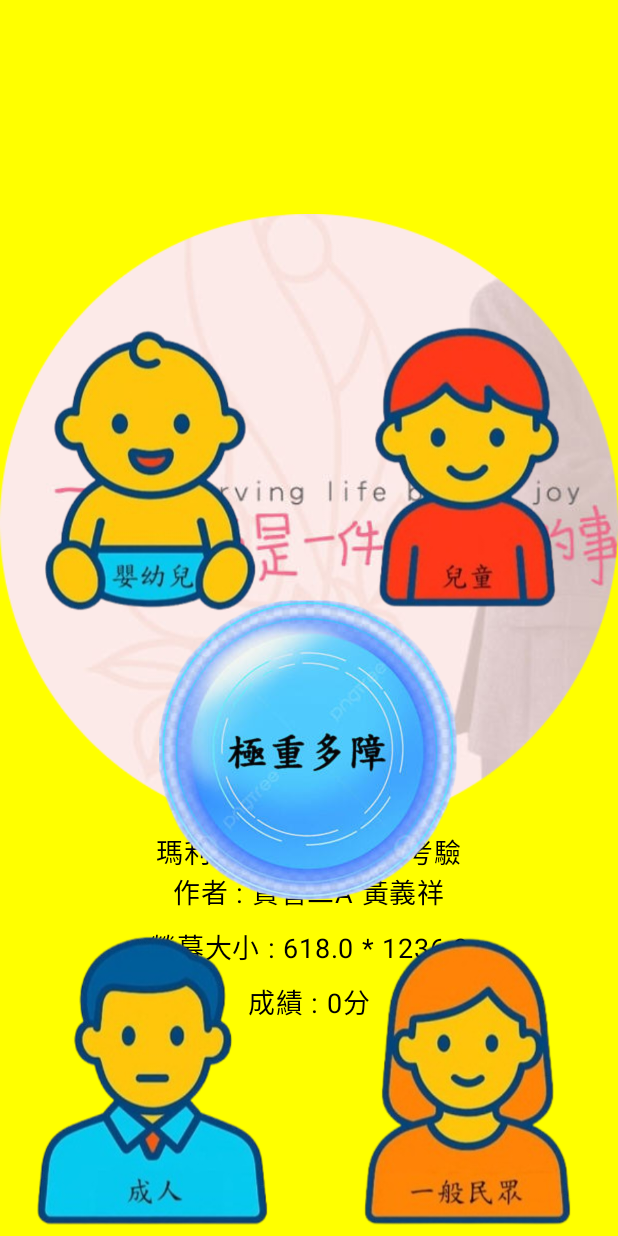
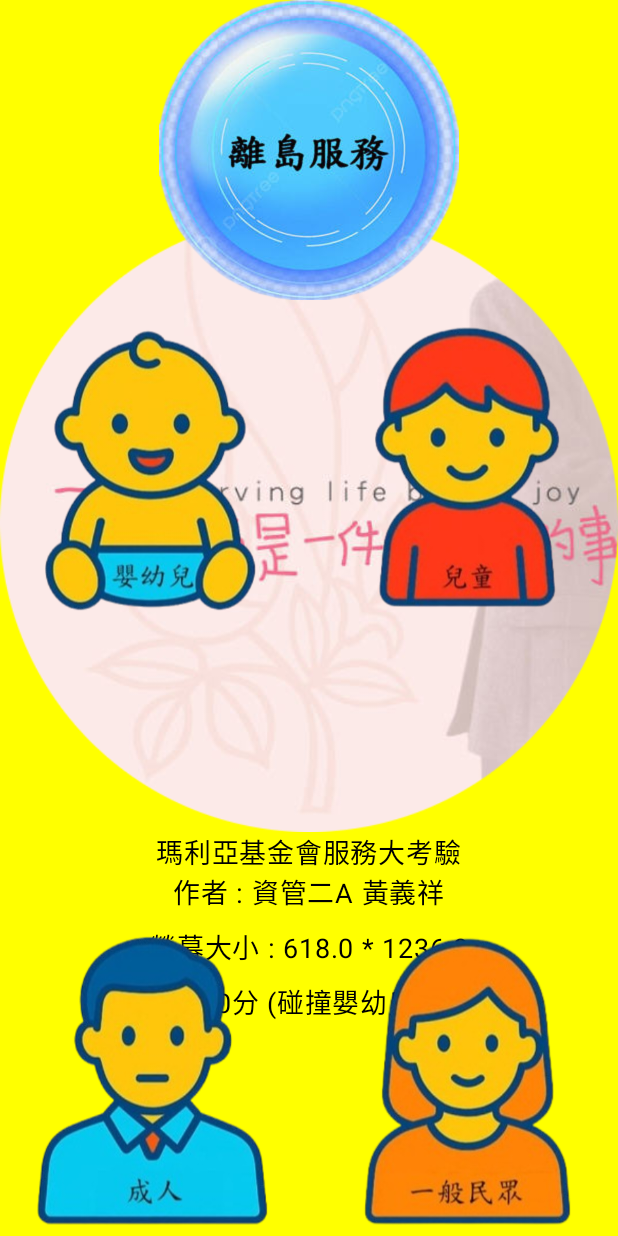
Before and after one commit to yixianghuang2005/S1132238, an Android app built with Jetpack Compose: the screen it shows after launch (MainActivity), on a phone screen of 412 x 824 dp. Run offline under Robolectric (Android 15) with nearby library versions, the phone set to English and light mode, and no system bars.

Commit message:
v5_黃義祥

```diff
--- a/app/src/main/java/tw/edu/pu/csim/tcyang/s1132238/ExamScreen.kt
+++ b/app/src/main/java/tw/edu/pu/csim/tcyang/s1132238/ExamScreen.kt
@@ -1,5 +1,6 @@
 package tw.edu.pu.csim.tcyang.s1132238
 
+import android.graphics.Rect
 import androidx.compose.foundation.Image
 import androidx.compose.foundation.background
 import androidx.compose.foundation.gestures.detectDragGestures
@@ -56,6 +57,27 @@ fun ExamScreen(viewModel: ExamViewModel = viewModel()) {
 
     var serviceX by remember { mutableStateOf(width / 2) }
     var serviceY by remember { mutableStateOf(0f) }
+    var message by remember { mutableStateOf("") }
+
+
+    val role0Rect = Rect(0, (height / 2).toInt() - 300, 300, (height / 2).toInt())
+
+    // 2. 兒童 (右邊, 螢幕中間上方)
+    val role1Rect = Rect((width - 300).toInt(), (height / 2).toInt() - 300, width.toInt(), (height / 2).toInt())
+
+    // 3. 成人 (左邊, 螢幕底部)
+    val role2Rect = Rect(0, height.toInt() - 300, 300, height.toInt())
+
+    // 4. 一般民眾 (右邊, 螢幕底部)
+    val role3Rect = Rect((width - 300).toInt(), height.toInt() - 300, width.toInt(), height.toInt())
+
+
+    fun resetService(msg: String) {
+        message = msg
+        serviceY = 0f
+        serviceX = width / 2
+        currentService = services.random()
+    }
 
     LaunchedEffect(Unit) {
 
@@ -65,11 +87,28 @@ fun ExamScreen(viewModel: ExamViewModel = viewModel()) {
             delay(100)
             serviceY += 20
 
+            val serviceRect = Rect(
+                (serviceX - 150).toInt(),
+                serviceY.toInt(),
+                (serviceX + 150).toInt(),
+                (serviceY + 300).toInt()
+            )
 
-            if (serviceY > height) {
-                serviceY = 0f
-                serviceX = width / 2
-                currentService = services.random()
+
+            if (Rect.intersects(serviceRect, role0Rect)) {
+                resetService("(碰撞嬰幼兒圖示)")
+            }
+            else if (Rect.intersects(serviceRect, role1Rect)) {
+                resetService("(碰撞兒童圖示)")
+            }
+            else if (Rect.intersects(serviceRect, role2Rect)) {
+                resetService("(碰撞成人圖示)")
+            }
+            else if (Rect.intersects(serviceRect, role3Rect)) {
+                resetService("(碰撞一般民眾圖示)")
+            }
+            else if (serviceY > height) {
+                resetService("(掉到最下方)")
             }
         }
     }
@@ -120,62 +159,37 @@ fun ExamScreen(viewModel: ExamViewModel = viewModel()) {
 
 
             Text(
-                text = "成績 : ${viewModel.score}分",
-                fontSize = 18.sp
+                text = "成績 : ${viewModel.score}分 $message",
+                fontSize = 18.sp,
+                color = Color.Black
             )
         }
 
-        Column(
-            modifier = Modifier.fillMaxSize()
-        ) {
-
-            Box(
-                modifier = Modifier
-                    .fillMaxWidth()
-                    .weight(1f)
-            ) {
-
+        Column(modifier = Modifier.fillMaxSize()) {
+            Box(modifier = Modifier.fillMaxWidth().weight(1f)) {
                 Image(
                     painter = painterResource(id = R.drawable.role0),
                     contentDescription = "嬰兒",
-                    modifier = Modifier
-                        .size(imageSizeDp)
-                        .align(Alignment.BottomStart)
+                    modifier = Modifier.size(imageSizeDp).align(Alignment.BottomStart)
                 )
-
                 Image(
                     painter = painterResource(id = R.drawable.role1),
                     contentDescription = "兒童",
-                    modifier = Modifier
-                        .size(imageSizeDp)
-                        .align(Alignment.BottomEnd)
+                    modifier = Modifier.size(imageSizeDp).align(Alignment.BottomEnd)
                 )
             }
-
-            Box(
-                modifier = Modifier
-                    .fillMaxWidth()
-                    .weight(1f) // 分配權重 1
-            ) {
-
+            Box(modifier = Modifier.fillMaxWidth().weight(1f)) {
                 Image(
                     painter = painterResource(id = R.drawable.role2),
                     contentDescription = "成人",
-                    modifier = Modifier
-                        .size(imageSizeDp)
-                        .align(Alignment.BottomStart)
+                    modifier = Modifier.size(imageSizeDp).align(Alignment.BottomStart)
                 )
-
                 Image(
                     painter = painterResource(id = R.drawable.role3),
                     contentDescription = "一般民眾",
-                    modifier = Modifier
-                        .size(imageSizeDp)
-                        .align(Alignment.BottomEnd)
+                    modifier = Modifier.size(imageSizeDp).align(Alignment.BottomEnd)
                 )
             }
-
-
         }
 
         Image(
@@ -183,11 +197,7 @@ fun ExamScreen(viewModel: ExamViewModel = viewModel()) {
             contentDescription = "Service Icon",
             modifier = Modifier
                 .size(imageSizeDp)
-
                 .offset { IntOffset(serviceX.toInt() - 150, serviceY.toInt()) }
-
-
-
                 .pointerInput(Unit) {
                     detectDragGestures { change, dragAmount ->
                         change.consume()
```
